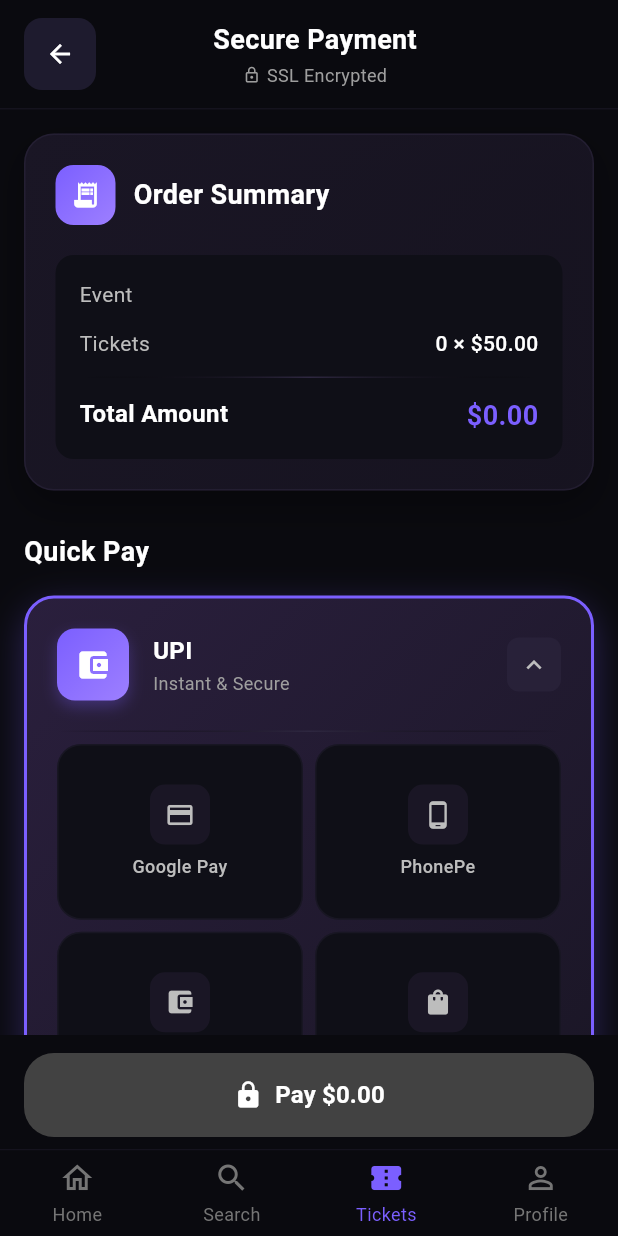
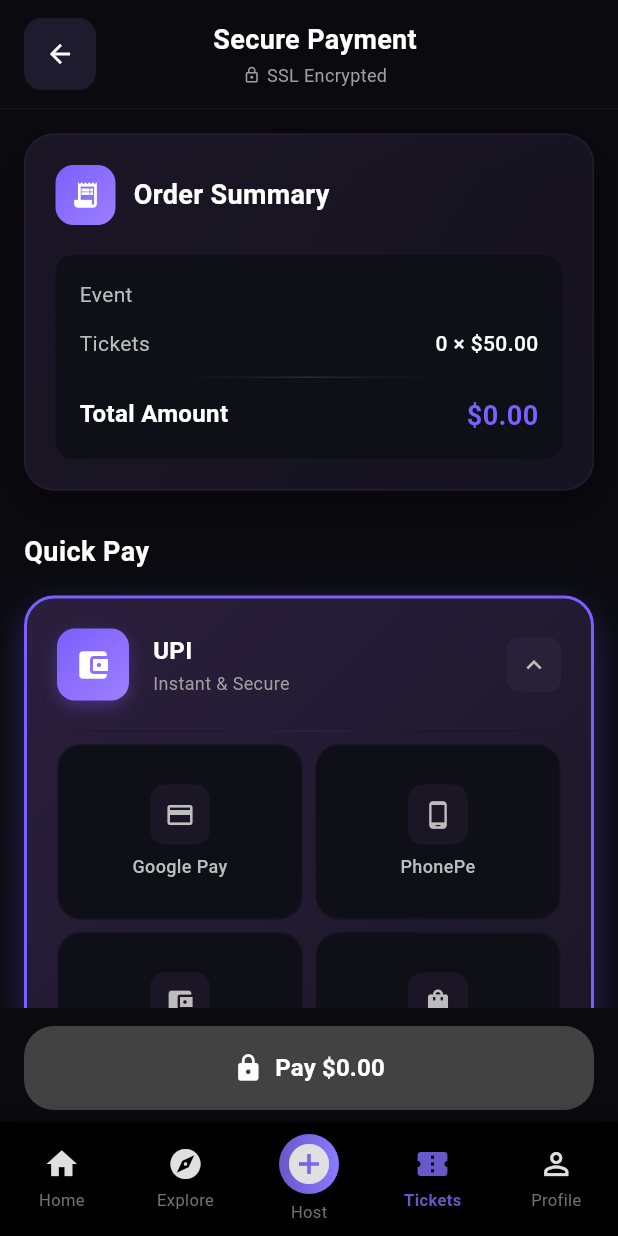
Before and after one commit to Sushil-Jeengar/unreal_vibe, a Flutter app: the PaymentGatewayScreen screen opened directly with empty values, after a tap on "UPI", on a phone screen of 412 x 824 dp. Run offline on Flutter 3.47's test engine with Material 3 defaults, Android fonts, the phone set to English and light mode, and no system bars; our stand-ins replace shared_preferences; accounts and stored records are empty; network calls fail.

Commit message:
navbar fixed

```diff
--- a/lib/screens/auth/splash_screen.dart
+++ b/lib/screens/auth/splash_screen.dart
@@ -30,9 +30,7 @@ class _SplashScreenState extends State<SplashScreen> {
 
     // Navigate based on login status
     if (userProvider.isLoggedIn && userProvider.user != null) {
-      Navigator.of(context).pushReplacement(
-        MaterialPageRoute(builder: (context) => const MainNavigation()),
-      );
+      Navigator.of(context).pushReplacementNamed('/main');
     } else {
       Navigator.of(context).pushReplacement(
         MaterialPageRoute(builder: (context) => const OnboardingSlider()),
--- a/lib/screens/explore/payment_gateway_screen.dart
+++ b/lib/screens/explore/payment_gateway_screen.dart
@@ -1,6 +1,8 @@
 import 'package:flutter/material.dart';
+import '../home/widgets/bottom_navigation.dart';
 import 'package:flutter/services.dart';
 import '../../utils/responsive_helper.dart';
+import '../ticket/tickets_screen.dart';
 
 class PaymentGatewayScreen extends StatefulWidget {
   final double totalAmount;
@@ -844,72 +846,27 @@ class _PaymentGatewayScreenState extends State<PaymentGatewayScreen> with Single
   }
 
   Widget _buildBottomNavigationBar() {
-    return Container(
-      decoration: BoxDecoration(
-        color: const Color(0xFF0A0A0F),
-        border: Border(
-          top: BorderSide(color: const Color(0xFF2E2740).withOpacity(0.3), width: 1),
-        ),
-      ),
-      child: BottomNavigationBar(
-        backgroundColor: const Color(0xFF0A0A0F),
-        selectedItemColor: const Color(0xFF7B5FFF),
-        unselectedItemColor: Colors.grey[600],
-        type: BottomNavigationBarType.fixed,
-        currentIndex: 2,
-        elevation: 0,
-        selectedFontSize: 12,
-        unselectedFontSize: 12,
-        items: const [
-          BottomNavigationBarItem(
-            icon: Padding(
-              padding: EdgeInsets.only(bottom: 4),
-              child: Icon(Icons.home_outlined, size: 24),
-            ),
-            activeIcon: Padding(
-              padding: EdgeInsets.only(bottom: 4),
-              child: Icon(Icons.home, size: 24),
-            ),
-            label: 'Home',
-          ),
-          BottomNavigationBarItem(
-            icon: Padding(
-              padding: EdgeInsets.only(bottom: 4),
-              child: Icon(Icons.search, size: 24),
-            ),
-            activeIcon: Padding(
-              padding: EdgeInsets.only(bottom: 4),
-              child: Icon(Icons.search, size: 24),
-            ),
-            label: 'Search',
-          ),
-          BottomNavigationBarItem(
-            icon: Padding(
-              padding: EdgeInsets.only(bottom: 4),
-              child: Icon(Icons.confirmation_number_outlined, size: 24),
-            ),
-            activeIcon: Padding(
-              padding: EdgeInsets.only(bottom: 4),
-              child: Icon(Icons.confirmation_number, size: 24),
-            ),
-            label: 'Tickets',
-          ),
-          BottomNavigationBarItem(
-            icon: Padding(
-              padding: EdgeInsets.only(bottom: 4),
-              child: Icon(Icons.person_outline, size: 24),
-            ),
-            activeIcon: Padding(
-              padding: EdgeInsets.only(bottom: 4),
-              child: Icon(Icons.person, size: 24),
-            ),
-            label: 'Profile',
-          ),
-        ],
-        onTap: (index) {
-          // Handle navigation
-        },
-      ),
+    return CustomBottomNavigation(
+      currentIndex: 3, // Tickets tab is active
+      onTap: (index) {
+        switch (index) {
+          case 0: // Home
+            Navigator.pushNamedAndRemoveUntil(context, '/home', (route) => false);
+            break;
+          case 1: // Explore
+            Navigator.pushNamedAndRemoveUntil(context, '/explore', (route) => false);
+            break;
+          case 2: // Host
+            // Navigate to host/create event screen
+            Navigator.pushNamed(context, '/host');
+            break;
+          case 3: // Tickets - already here
+            break;
+          case 4: // Profile
+            Navigator.pushNamed(context, '/profile');
+            break;
+        }
+      },
     );
   }
 
@@ -1085,9 +1042,12 @@ class _PaymentGatewayScreenState extends State<PaymentGatewayScreen> with Single
                   ),
                   child: ElevatedButton(
                     onPressed: () {
-                      Navigator.of(context).pop();
-                      Navigator.of(context).pop();
-                      Navigator.of(context).pop();
+                      // Navigate to tickets screen - go back to main navigation and select tickets tab
+                      Navigator.of(context).pushNamedAndRemoveUntil(
+                        '/main',
+                        (route) => false,
+                        arguments: 3, // Tickets tab index
+                      );
                     },
                     style: ElevatedButton.styleFrom(
                       backgroundColor: Colors.transparent,
@@ -1109,9 +1069,12 @@ class _PaymentGatewayScreenState extends State<PaymentGatewayScreen> with Single
                 const SizedBox(height: 12),
                 TextButton(
                   onPressed: () {
-                    Navigator.of(context).pop();
-                    Navigator.of(context).pop();
-                    Navigator.of(context).pop();
+                    // Navigate back to home - go back to main navigation and select home tab
+                    Navigator.of(context).pushNamedAndRemoveUntil(
+                      '/main',
+                      (route) => false,
+                      arguments: 0, // Home tab index
+                    );
                   },
                   child: Text(
                     'Back to Home',
```
Also changed, not shown: lib/main.dart (+7 -0 lines), lib/navigation/main_navigation.dart (+9 -2 lines), lib/screens/explore/ticket_booking_screen.dart (+47 -66 lines), lib/screens/ticket/tickets_screen.dart (+13 -7 lines).
